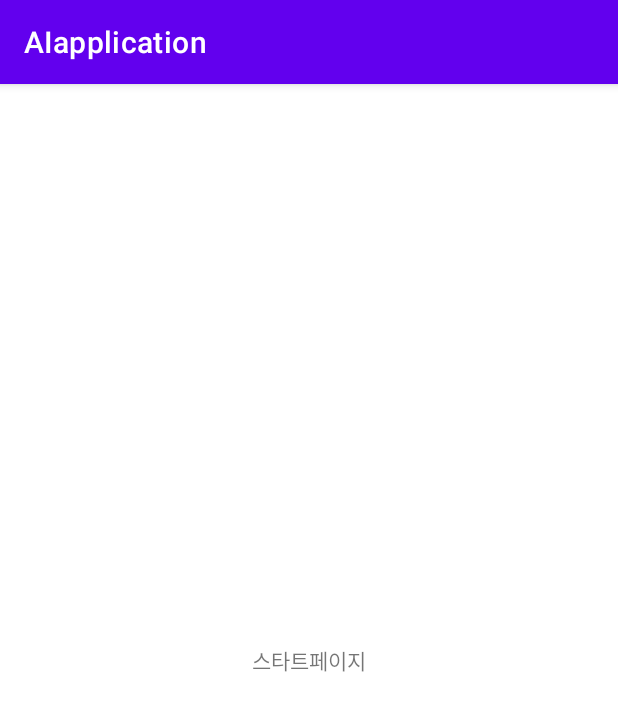
After one commit to StartDeveloperKim/Android-app, an Android app: the StartActivity screen opened directly, with no data from a screen before it, on a phone screen of 412 x 824 dp. The commit adds this screen. Shown: the top 711 px of the screen. Run offline under Robolectric (Android 15) with nearby library versions, the phone set to English and light mode, and no system bars.

Commit message:
Feat. 스타트 페이지 로직 완성

```diff
--- a/app/src/main/AndroidManifest.xml
+++ b/app/src/main/AndroidManifest.xml
@@ -13,13 +13,15 @@
         android:roundIcon="@mipmap/ic_launcher_round"
         android:supportsRtl="true"
         android:theme="@style/Theme.AIapplication">
-        <activity android:name=".MainActivity"
+        <activity android:name=".layout.StartActivity"
             android:exported="true">
             <intent-filter>
                 <action android:name="android.intent.action.MAIN" />
 
                 <category android:name="android.intent.category.LAUNCHER" />
             </intent-filter>
+        </activity>
+        <activity android:name=".MainActivity">
         </activity>
 
         <provider
--- /dev/null
+++ b/app/src/main/java/com/example/aiapplication/layout/StartActivity.java
@@ -0,0 +1,33 @@
+package com.example.aiapplication.layout;
+
+import android.content.Intent;
+import android.os.Bundle;
+import android.os.Handler;
+
+import androidx.annotation.Nullable;
+import androidx.appcompat.app.AppCompatActivity;
+
+import com.example.aiapplication.MainActivity;
+import com.example.aiapplication.R;
+
+public class StartActivity extends AppCompatActivity {
+
+    @Override
+    protected void onCreate(@Nullable Bundle savedInstanceState) {
+        super.onCreate(savedInstanceState);
+        setContentView(R.layout.activity_start);
+
+        startLoading();
+    }
+
+    private void startLoading() {
+        Handler handler = new Handler();
+        handler.postDelayed(new Runnable() {
+            @Override
+            public void run() {
+                Intent intent = new Intent(getApplicationContext(), MainActivity.class);
+                startActivity(intent);
+            }
+        }, 2000);
+    }
+}
--- a/app/src/main/res/layout/activity_start.xml
+++ b/app/src/main/res/layout/activity_start.xml
@@ -1,6 +1,18 @@
 <?xml version="1.0" encoding="utf-8"?>
 <androidx.constraintlayout.widget.ConstraintLayout xmlns:android="http://schemas.android.com/apk/res/android"
+    xmlns:app="http://schemas.android.com/apk/res-auto"
+    xmlns:tools="http://schemas.android.com/tools"
     android:layout_width="match_parent"
     android:layout_height="match_parent">
 
+    <TextView
+        android:layout_width="wrap_content"
+        android:layout_height="wrap_content"
+        android:text="스타트페이지"
+        app:layout_constraintBottom_toBottomOf="parent"
+        app:layout_constraintEnd_toEndOf="parent"
+        app:layout_constraintStart_toStartOf="parent"
+        app:layout_constraintTop_toTopOf="parent"
+        tools:ignore="MissingConstraints" />
+
 </androidx.constraintlayout.widget.ConstraintLayout>
```
